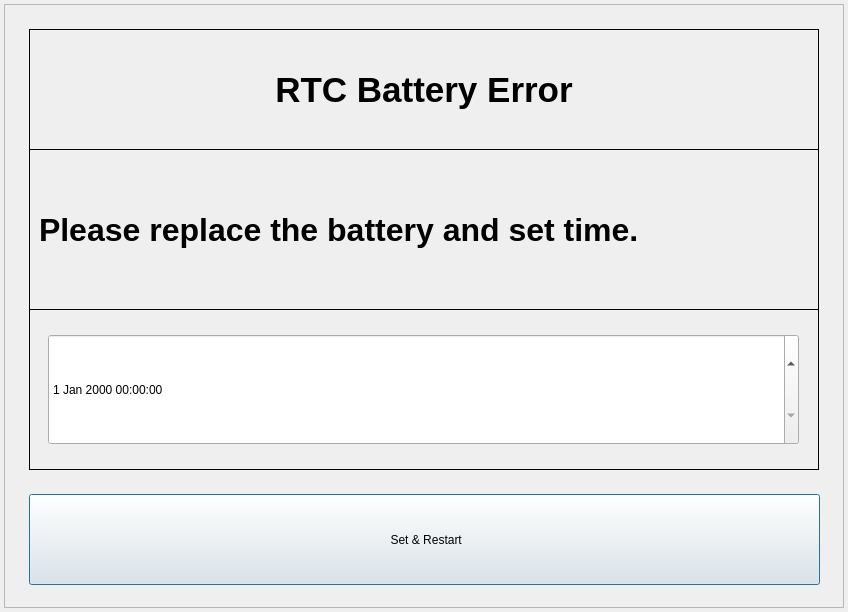
Above: gui/mainwidget/src/firstcheck/rtcsetdialog.ui from yjsin-emastec/neptune before the change. Below: the same form after it.
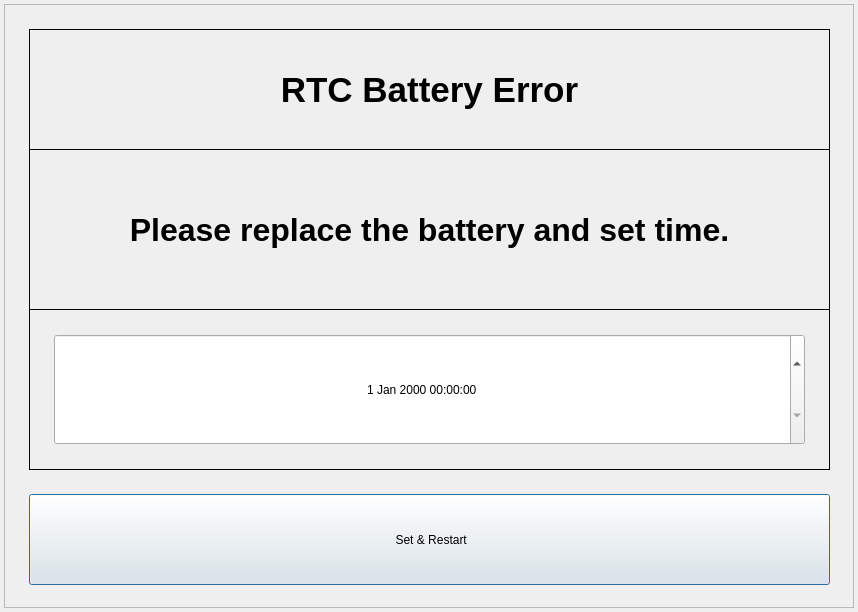
That is the form after the change.

Diff of the .ui file:
```diff
--- a/gui/mainwidget/src/firstcheck/rtcsetdialog.ui
+++ b/gui/mainwidget/src/firstcheck/rtcsetdialog.ui
@@ -6,7 +6,7 @@
    <rect>
     <x>0</x>
     <y>0</y>
-    <width>848</width>
+    <width>858</width>
     <height>612</height>
    </rect>
   </property>
@@ -18,7 +18,7 @@
     <rect>
      <x>4</x>
      <y>4</y>
-     <width>840</width>
+     <width>850</width>
      <height>604</height>
     </rect>
    </property>
@@ -33,7 +33,7 @@
      <rect>
       <x>25</x>
       <y>25</y>
-      <width>790</width>
+      <width>801</width>
       <height>121</height>
      </rect>
     </property>
@@ -62,7 +62,7 @@
      <rect>
       <x>25</x>
       <y>490</y>
-      <width>791</width>
+      <width>801</width>
       <height>91</height>
      </rect>
     </property>
@@ -75,7 +75,7 @@
      <rect>
       <x>25</x>
       <y>305</y>
-      <width>790</width>
+      <width>801</width>
       <height>161</height>
      </rect>
     </property>
@@ -89,19 +89,22 @@
    <widget class="QDateTimeEdit" name="dateTimeRtc">
     <property name="geometry">
      <rect>
-      <x>44</x>
+      <x>50</x>
       <y>330</y>
       <width>751</width>
       <height>111</height>
      </rect>
     </property>
+    <property name="alignment">
+     <set>Qt::AlignCenter</set>
+    </property>
    </widget>
    <widget class="QLabel" name="labelRtcStatus">
     <property name="geometry">
      <rect>
       <x>25</x>
       <y>145</y>
-      <width>790</width>
+      <width>801</width>
       <height>161</height>
      </rect>
     </property>
@@ -118,6 +121,9 @@
     <property name="text">
      <string>Please replace the battery and set time.</string>
     </property>
+    <property name="alignment">
+     <set>Qt::AlignCenter</set>
+    </property>
    </widget>
    <zorder>labelRtcTitle</zorder>
    <zorder>buttonSetRestart</zorder>
```
